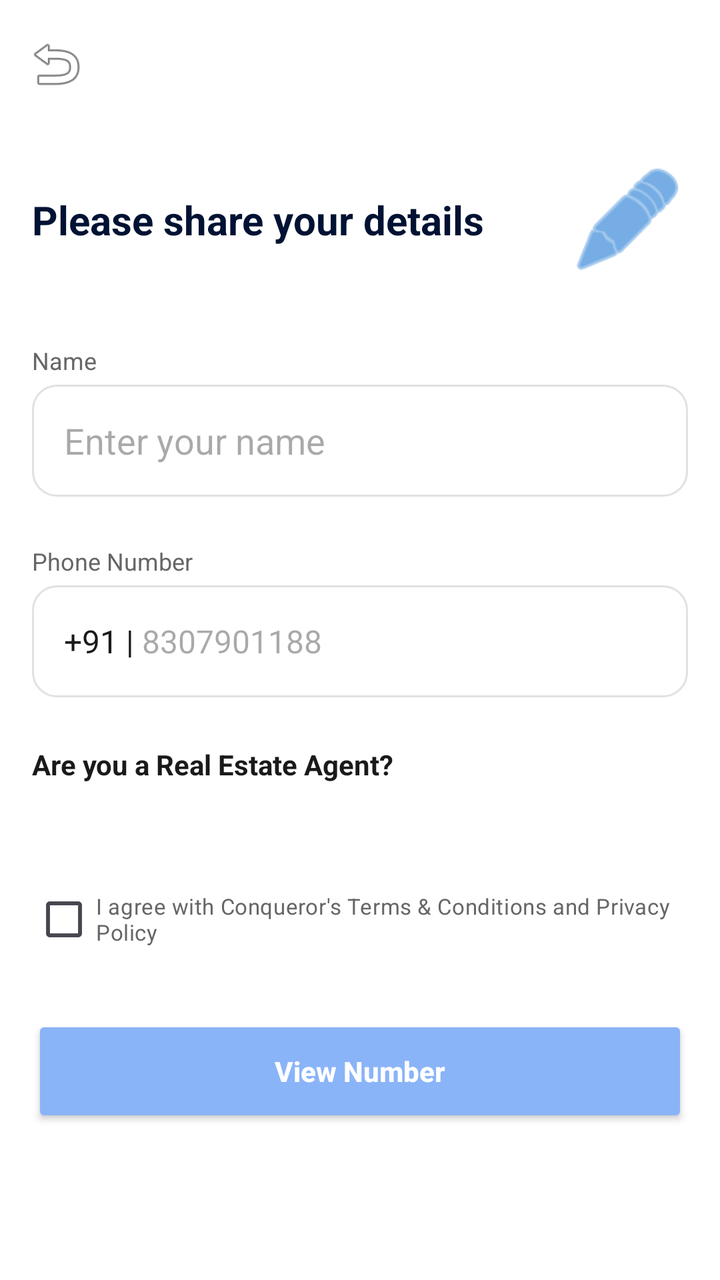
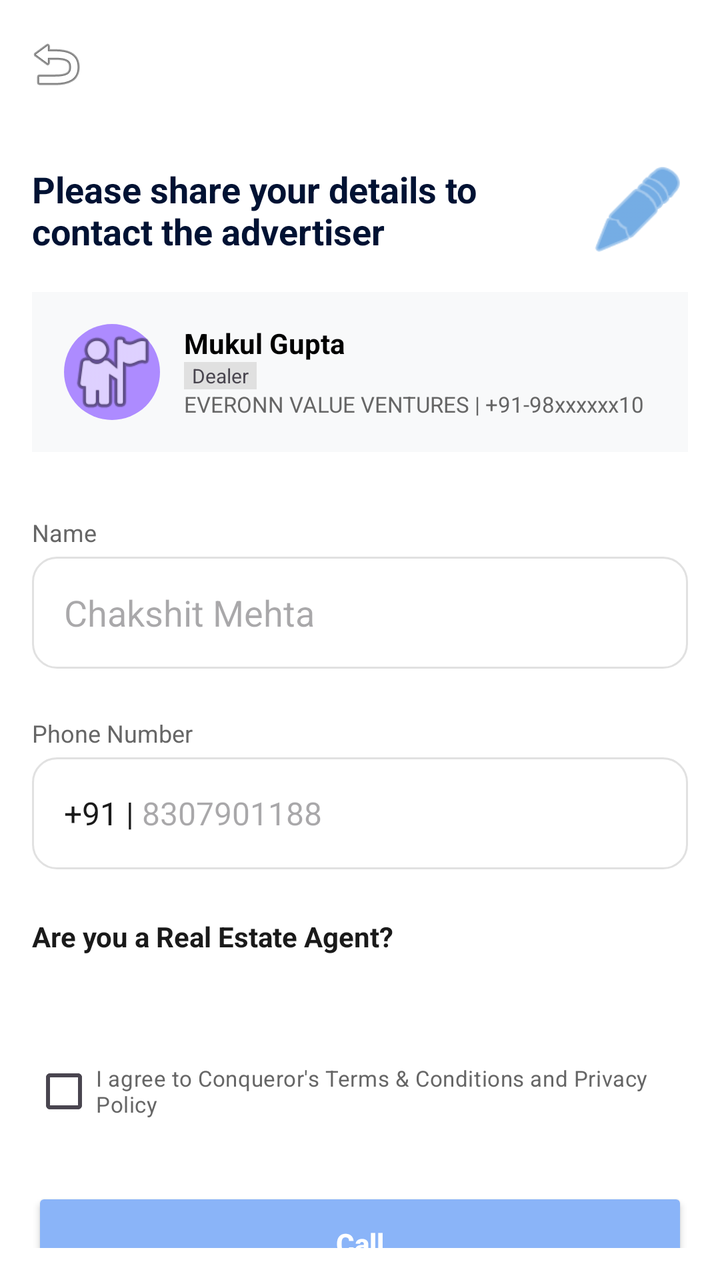

Before-and-after screenshots of an Android layout around one commit, followed by the original layout XML and the change that was made.
<!-- AndroidManifest.xml: application theme Theme.Realestateapp -->
<!-- res/layout/activity_share_details.xml -->
<?xml version="1.0" encoding="utf-8"?>
<LinearLayout xmlns:android="http://schemas.android.com/apk/res/android"
    xmlns:app="http://schemas.android.com/apk/res-auto"
    android:layout_width="match_parent"
    android:layout_height="match_parent"
    android:background="@color/white"
    android:orientation="vertical">

    <androidx.appcompat.widget.Toolbar
        android:id="@+id/toolbar"
        android:layout_width="match_parent"
        android:layout_height="?attr/actionBarSize"
        app:navigationIcon="@android:drawable/ic_menu_revert" />

    <LinearLayout
        android:layout_width="match_parent"
        android:layout_height="wrap_content"
        android:orientation="horizontal"
        android:padding="16dp"
        android:gravity="center_vertical">

        <TextView
            android:layout_width="0dp"
            android:layout_height="wrap_content"
            android:layout_weight="1"
            android:text="Please share your details"
            android:textColor="#001233"
            android:textSize="20sp"
            android:textStyle="bold" />

        <ImageView
            android:layout_width="60dp"
            android:layout_height="60dp"
            android:src="@android:drawable/ic_menu_edit"
            app:tint="#1976D2" />
    </LinearLayout>

    <LinearLayout
        android:layout_width="match_parent"
        android:layout_height="wrap_content"
        android:orientation="vertical"
        android:padding="16dp">

        <TextView
            android:layout_width="wrap_content"
            android:layout_height="wrap_content"
            android:text="Name"
            android:textColor="#666666"
            android:textSize="12sp" />
        <EditText
            android:id="@+id/etShareName"
            android:layout_width="match_parent"
            android:layout_height="56dp"
            android:background="@drawable/edit_text_bg"
            android:hint="Enter your name"
            android:paddingHorizontal="16dp"
            android:textColor="#1A1A1A"
            android:layout_marginTop="4dp" />

        <TextView
            android:layout_width="wrap_content"
            android:layout_height="wrap_content"
            android:text="Phone Number"
            android:textColor="#666666"
            android:textSize="12sp"
            android:layout_marginTop="24dp" />
        <LinearLayout
            android:layout_width="match_parent"
            android:layout_height="56dp"
            android:layout_marginTop="4dp"
            android:background="@drawable/edit_text_bg"
            android:gravity="center_vertical"
            android:paddingHorizontal="16dp">
            <TextView
                android:layout_width="wrap_content"
                android:layout_height="wrap_content"
                android:text="+91 | "
                android:textColor="#1A1A1A"
                android:textSize="16sp" />
            <EditText
                android:id="@+id/etSharePhone"
                android:layout_width="match_parent"
                android:layout_height="match_parent"
                android:background="@null"
                android:hint="8307901188"
                android:inputType="phone"
                android:textColor="#1A1A1A"
                android:textSize="16sp" />
        </LinearLayout>

        <TextView
            android:layout_width="wrap_content"
            android:layout_height="wrap_content"
            android:text="Are you a Real Estate Agent?"
            android:textColor="#1A1A1A"
            android:textStyle="bold"
            android:layout_marginTop="24dp" />

        <com.google.android.material.button.MaterialButtonToggleGroup
            android:id="@+id/toggleGroupAgent"
            android:layout_width="match_parent"
            android:layout_height="wrap_content"
            android:layout_marginTop="12dp"
            app:singleSelection="true"
            app:selectionRequired="true">
            <Button
                android:id="@+id/btnAgentYes"
                style="@style/Widget.Material3.Button.OutlinedButton"
                android:layout_width="0dp"
                android:layout_height="wrap_content"
                android:layout_weight="1"
                android:text="Yes" />
            <Button
                android:id="@+id/btnAgentNo"
                style="@style/Widget.Material3.Button.OutlinedButton"
                android:layout_width="0dp"
                android:layout_height="wrap_content"
                android:layout_weight="1"
                android:text="No" />
        </com.google.android.material.button.MaterialButtonToggleGroup>

        <CheckBox
            android:id="@+id/cbAgree"
            android:layout_width="wrap_content"
            android:layout_height="wrap_content"
            android:layout_marginTop="32dp"
            android:text="I agree with Conqueror's Terms &amp; Conditions and Privacy Policy"
            android:textColor="#666666"
            android:textSize="11sp" />

        <Button
            android:id="@+id/btnFinalViewNumber"
            android:layout_width="match_parent"
            android:layout_height="56dp"
            android:layout_marginTop="24dp"
            android:backgroundTint="#8AB4F8"
            android:text="View Number"
            android:textAllCaps="false"
            android:textColor="#FFFFFF"
            android:textStyle="bold"
            app:cornerRadius="8dp" />

    </LinearLayout>

</LinearLayout>
<!-- resources referenced by this layout -->
<resources>
  <color name="white">#FFFFFFFF</color>
  <!-- drawable edit_text_bg (drawable) -->
  <?xml version="1.0" encoding="utf-8"?>
  <shape xmlns:android="http://schemas.android.com/apk/res/android">
      <solid android:color="@color/white" />
      <stroke android:width="1dp" android:color="@color/border_color" />
      <corners android:radius="12dp" />
  </shape>
  <style name="Theme.Realestateapp" parent="Base.Theme.Realestateapp" />
  <color name="border_color">#E1E1E1</color>
  <style name="Base.Theme.Realestateapp" parent="Theme.Material3.DayNight.NoActionBar">
          
          <item name="colorPrimary">@color/primary</item>
      </style>
  <color name="primary">#7F3DFF</color>
</resources>

<!-- the commit's change to res/layout/activity_share_details.xml (unified diff, before → after) -->
@@ -20,19 +20,62 @@
         android:gravity="center_vertical">
 
         <TextView
+            android:id="@+id/tvShareTitle"
             android:layout_width="0dp"
             android:layout_height="wrap_content"
             android:layout_weight="1"
-            android:text="Please share your details"
+            android:text="Please share your details to contact the advertiser"
             android:textColor="#001233"
-            android:textSize="20sp"
+            android:textSize="18sp"
             android:textStyle="bold" />
 
         <ImageView
-            android:layout_width="60dp"
-            android:layout_height="60dp"
+            android:layout_width="50dp"
+            android:layout_height="50dp"
             android:src="@android:drawable/ic_menu_edit"
             app:tint="#1976D2" />
+    </LinearLayout>
+
+    <LinearLayout
+        android:layout_width="match_parent"
+        android:layout_height="wrap_content"
+        android:background="#F8F9FA"
+        android:orientation="horizontal"
+        android:padding="16dp"
+        android:layout_marginHorizontal="16dp"
+        android:layout_marginBottom="16dp">
+
+        <ImageView
+            android:layout_width="48dp"
+            android:layout_height="48dp"
+            android:src="@android:drawable/ic_menu_myplaces"
+            android:background="@drawable/circle_placeholder" />
+
+        <LinearLayout
+            android:layout_width="wrap_content"
+            android:layout_height="wrap_content"
+            android:layout_marginStart="12dp"
+            android:orientation="vertical">
+            <TextView
+                android:layout_width="wrap_content"
+                android:layout_height="wrap_content"
+                android:text="Mukul Gupta"
+                android:textColor="#000000"
+                android:textStyle="bold" />
+            <TextView
+                android:layout_width="wrap_content"
+                android:layout_height="wrap_content"
+                android:background="#E0E0E0"
+                android:paddingHorizontal="4dp"
+                android:text="Dealer"
+                android:textSize="10sp" />
+            <TextView
+                android:layout_width="wrap_content"
+                android:layout_height="wrap_content"
+                android:text="EVERONN VALUE VENTURES | +91-98xxxxxx10"
+                android:textColor="#666666"
+                android:textSize="11sp" />
+        </LinearLayout>
     </LinearLayout>
 
     <LinearLayout
@@ -52,7 +95,7 @@
             android:layout_width="match_parent"
             android:layout_height="56dp"
             android:background="@drawable/edit_text_bg"
-            android:hint="Enter your name"
+            android:hint="Chakshit Mehta"
             android:paddingHorizontal="16dp"
             android:textColor="#1A1A1A"
             android:layout_marginTop="4dp" />
@@ -124,17 +167,17 @@
             android:layout_width="wrap_content"
             android:layout_height="wrap_content"
             android:layout_marginTop="32dp"
-            android:text="I agree with Conqueror's Terms &amp; Conditions and Privacy Policy"
+            android:text="I agree to Conqueror's Terms &amp; Conditions and Privacy Policy"
             android:textColor="#666666"
             android:textSize="11sp" />
 
         <Button
-            android:id="@+id/btnFinalViewNumber"
+            android:id="@+id/btnSubmit"
             android:layout_width="match_parent"
             android:layout_height="56dp"
             android:layout_marginTop="24dp"
             android:backgroundTint="#8AB4F8"
-            android:text="View Number"
+            android:text="Call"
             android:textAllCaps="false"
             android:textColor="#FFFFFF"
             android:textStyle="bold"
<!-- resource entries referenced after the edit -->
@@ -1,6 +1,12 @@
 <!-- resources referenced by this layout -->
 <resources>
   <color name="white">#FFFFFFFF</color>
+  <!-- drawable circle_placeholder (drawable) -->
+  <?xml version="1.0" encoding="utf-8"?>
+  <shape xmlns:android="http://schemas.android.com/apk/res/android"
+      android:shape="oval">
+      <solid android:color="#AD8BFF" />
+  </shape>
   <!-- drawable edit_text_bg (drawable) -->
   <?xml version="1.0" encoding="utf-8"?>
   <shape xmlns:android="http://schemas.android.com/apk/res/android">
